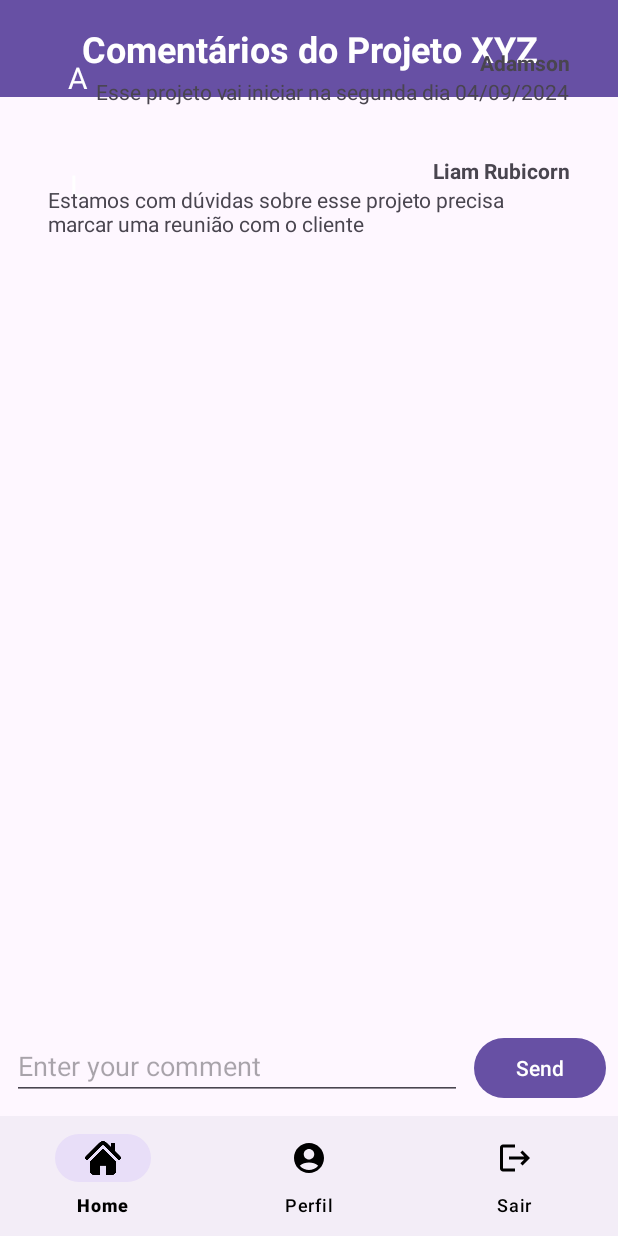
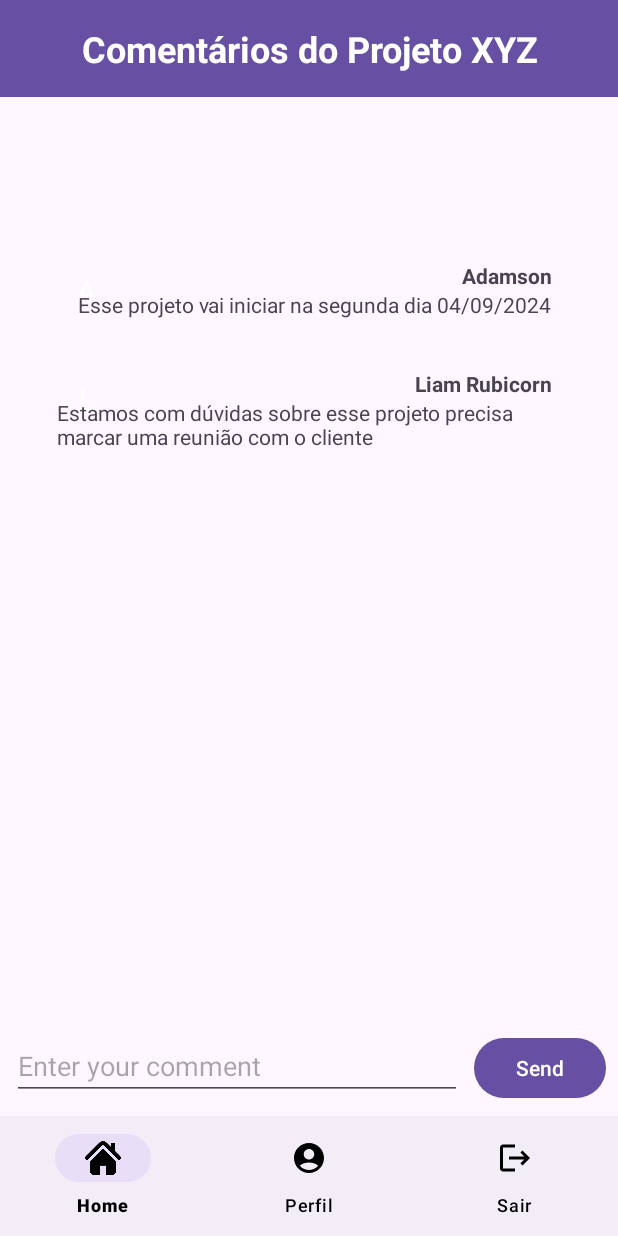
Before and after one commit to NickHirata/marketplace_android, an Android app: the CommentsActivity screen opened directly, with no data from a screen before it, on a phone screen of 412 x 824 dp. Run offline under Robolectric (Android 15) with nearby library versions, the phone set to English and light mode, and no system bars.

Commit message:
feat: ajustes comentários

```diff
--- a/app/src/main/res/layout/activity_comments.xml
+++ b/app/src/main/res/layout/activity_comments.xml
@@ -26,17 +26,21 @@
         app:layout_constraintEnd_toEndOf="parent"/>
 
     <!-- RecyclerView para exibir os comentários -->
+
+    <!-- Layout para enviar novo comentário -->
+
     <androidx.recyclerview.widget.RecyclerView
         android:id="@+id/recyclerViewComments"
-        android:layout_width="0dp"
-        android:layout_height="0dp"
+        android:layout_width="362dp"
+        android:layout_height="494dp"
         android:layout_margin="16dp"
+        app:layout_constraintBottom_toTopOf="@+id/commentLayout"
+        app:layout_constraintEnd_toEndOf="parent"
+        app:layout_constraintHorizontal_bias="0.326"
+        app:layout_constraintStart_toStartOf="parent"
         app:layout_constraintTop_toTopOf="parent"
-        app:layout_constraintBottom_toTopOf="@id/commentLayout"
-        app:layout_constraintStart_toStartOf="parent"
-        app:layout_constraintEnd_toEndOf="parent"/>
+        app:layout_constraintVertical_bias="0.92" />
 
-    <!-- Layout para enviar novo comentário -->
     <LinearLayout
         android:id="@+id/commentLayout"
         android:layout_width="0dp"
--- a/app/src/main/res/layout/activity_menu_cliente.xml
+++ b/app/src/main/res/layout/activity_menu_cliente.xml
@@ -28,7 +28,7 @@
             android:id="@+id/btnSolicitarOrcamento"
             android:layout_width="match_parent"
             android:layout_height="wrap_content"
-            android:text="Solicitar Orçamento" />
+            android:text="Salvar Orçamento" />
 
         <androidx.recyclerview.widget.RecyclerView
             android:id="@+id/recyclerViewPedidos"
```
Also changed, not shown: app/src/main/AndroidManifest.xml (+6 -1 lines).
